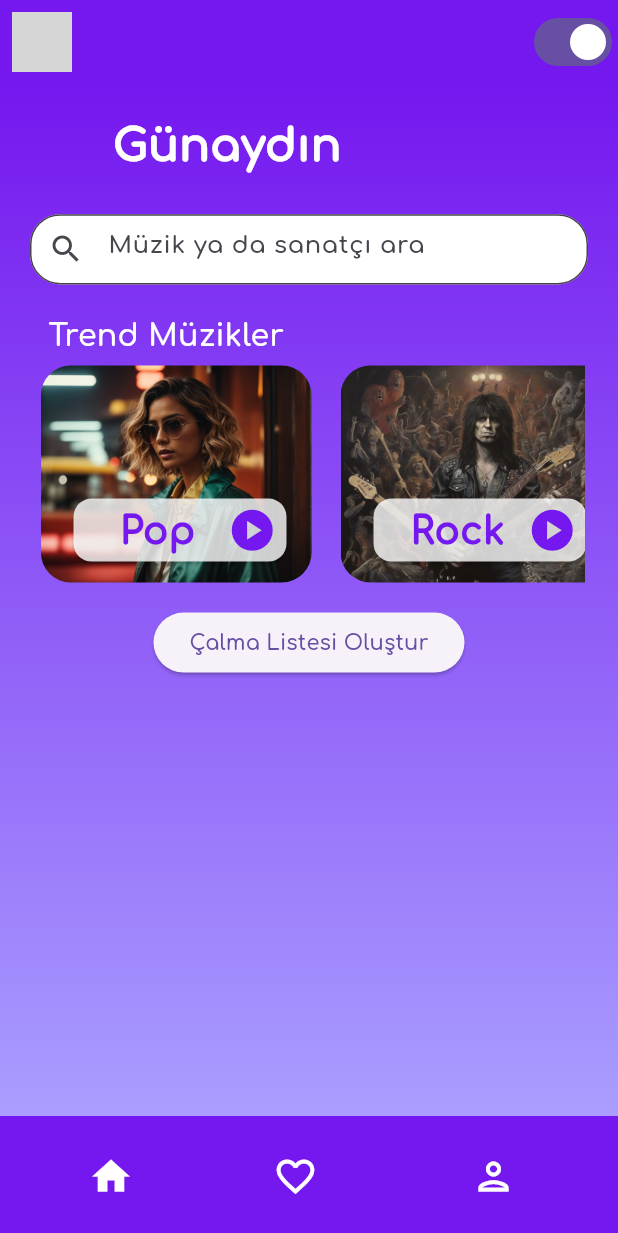
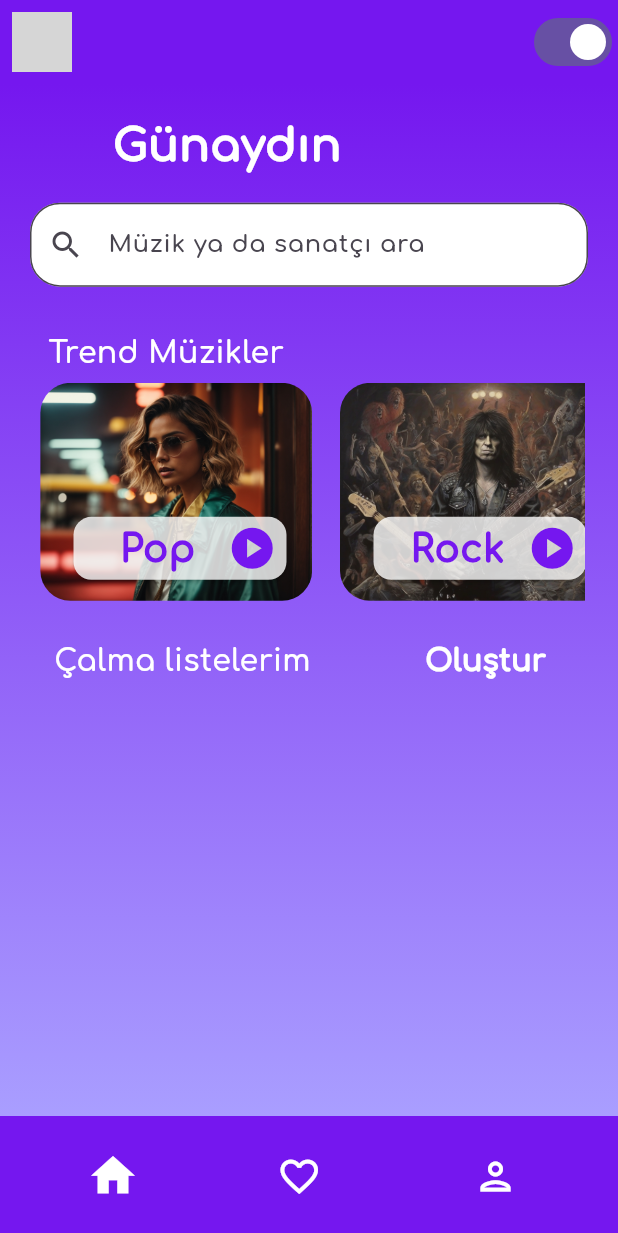
Before and after one commit to anilkrblt/musica, a Flutter app: the AnaSayfa screen opened directly with empty values, on a phone screen of 412 x 824 dp. Shown: the top 1233 px of the screen. Run offline on Flutter 3.47's test engine with Material 3 defaults, Android fonts, the phone set to English and light mode, and no system bars; our stand-ins replace audioplayers, file_picker, marquee, palette_generator, sqflite; missing offline and left inert: dart:html; accounts and stored records are empty; network calls fail; grey boxes are pictures that could not be loaded.

Commit message:
değişiklikler yapıldı

```diff
--- a/lib/ana_sayfa.dart
+++ b/lib/ana_sayfa.dart
@@ -69,8 +69,8 @@ class _AnaSayfaState extends State<AnaSayfa> {
                 padding: EdgeInsets.only(right: 50),
                 icon:  Icon(
                   _currentPageIndex == 0 ?  Icons.home : Icons.home_outlined,
-                  size: 30,
-                  color: Colors.white,
+                  size:  _currentPageIndex == 0 ?  35 : 30,
+                  color: beyaz(),
                 ),
                 onPressed: () {
                   navigateToPage(0);
@@ -80,8 +80,8 @@ class _AnaSayfaState extends State<AnaSayfa> {
                 padding:  EdgeInsets.only(right: 50),
                 icon:  Icon(
                   _currentPageIndex == 1 ? Icons.favorite: Icons.favorite_border,
-                  size: 30,
-                  color: Colors.white,
+                  size:  _currentPageIndex == 1 ?  35 : 30,
+                  color: beyaz(),
                 ),
                 onPressed: () {
                   navigateToPage(1);
@@ -90,8 +90,8 @@ class _AnaSayfaState extends State<AnaSayfa> {
               IconButton(
                 icon:  Icon(
                   _currentPageIndex == 2 ? Icons.person: Icons.person_outlined,
-                  size: 30,
-                  color: Colors.white,
+                  size:  _currentPageIndex == 2 ?  35 : 30,
+                  color: beyaz(),
                 ),
                 onPressed: () {
                   navigateToPage(2);
@@ -243,7 +243,7 @@ class _SayfamState extends State<Sayfam> {
             onPressed: () => Navigator.pushNamed(context, '/AramaSayfasi'),
           ),
         ],*/
-        backgroundColor: Color.fromARGB(255, 117, 23, 239),
+        backgroundColor: renk3(),
       ),
       body: Container(
         padding: EdgeInsets.all(20),
@@ -265,10 +265,10 @@ class _SayfamState extends State<Sayfam> {
                   )),
             ),
             Expanded(
-              flex: 2,
+              flex: 3,
               child: Container(
 
-                  margin: EdgeInsets.only(bottom: 0, top:10),
+                  margin: EdgeInsets.only(bottom: 0, top:5),
                   child: GestureDetector(
                     onTap: () {
                       Navigator.pushNamed(context, '/AramaSayfasi');
@@ -279,8 +279,8 @@ class _SayfamState extends State<Sayfam> {
                       child: Container(
                         child: TextField(
                           controller: widget._searchController,
-                          decoration: const InputDecoration(
-                            fillColor: Colors.white,
+                          decoration:  InputDecoration(
+                            fillColor: beyaz(),
                             filled: true,
                             border: OutlineInputBorder(
                               borderRadius:
@@ -294,11 +294,10 @@ class _SayfamState extends State<Sayfam> {
                     ),
                   )),
             ),
-
             Expanded(
               flex: 7,
               child: Container(
-                margin: EdgeInsets.only(top: 20),
+                margin: EdgeInsets.only(top: 10),
                 padding: EdgeInsets.only(right: 2),
                 child: Column(
                   mainAxisAlignment: MainAxisAlignment.center,
@@ -425,11 +424,17 @@ class _SayfamState extends State<Sayfam> {
             ),
             Padding(
               padding: const EdgeInsets.all(16.0),
-              child: ElevatedButton(
-                onPressed: () {
-                  calmaListesiOlustur();
-                },
-                child: Text('Çalma Listesi Oluştur'),
+              child: Row(
+                mainAxisAlignment: MainAxisAlignment.spaceBetween,
+                children: [
+                  Text("Çalma listelerim", style: TextStyle(fontSize: 20, color: beyaz(), fontWeight: FontWeight.w700),  ),
+                  TextButton(
+                    onPressed: () {
+                      calmaListesiOlustur();
+                    },
+                    child: Text('Oluştur',  style: TextStyle(fontSize: 20, color: beyaz(), fontWeight: FontWeight.w900), ),
+                  ),
+                ],
               ),
             ),
             // var olan çalma listelerini yükle
@@ -672,7 +677,7 @@ class ZamanMetni extends StatelessWidget {
       style: TextStyle(
         fontSize: 30,
         fontWeight: FontWeight.w900,
-        color: Colors.white,
+        color: beyaz(),
       ),
       textAlign: TextAlign.left,
     );
--- a/lib/arama_sayfasi.dart
+++ b/lib/arama_sayfasi.dart
@@ -287,7 +287,7 @@ class _Arama_SayfasiState extends State<Arama_Sayfasi> {
             Navigator.pop(context);
           },
         ),
-        backgroundColor: renk2(),
+        backgroundColor: renk3(),
         bottom: PreferredSize(
           preferredSize: const Size.fromHeight(kToolbarHeight),
           child: Padding(
@@ -327,7 +327,7 @@ class _Arama_SayfasiState extends State<Arama_Sayfasi> {
         ),
       ),
       bottomNavigationBar: BottomAppBar(
-        color: renk2(),
+        color: renk3(),
         child: Row(
           mainAxisAlignment: MainAxisAlignment.spaceEvenly,
           children: [
```
Also changed, not shown: lib/alt_sayfalar/favoriler_p.dart (+4 -3 lines), lib/modeller/music_tur_playlist.dart (+53 -82 lines).
